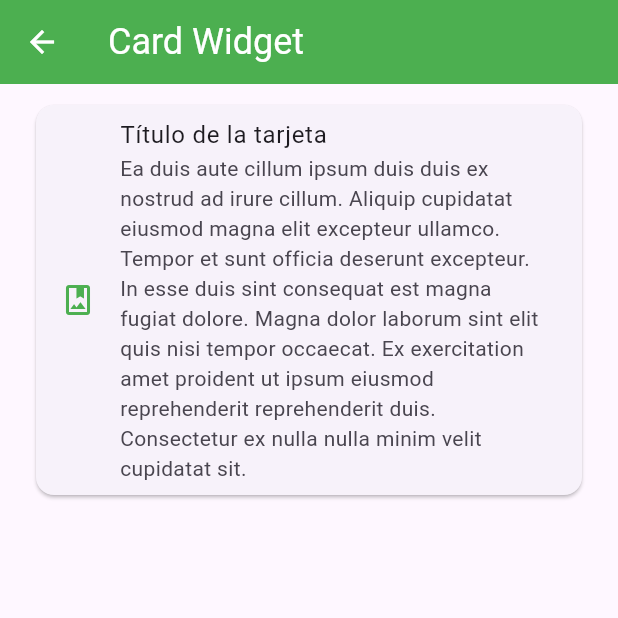
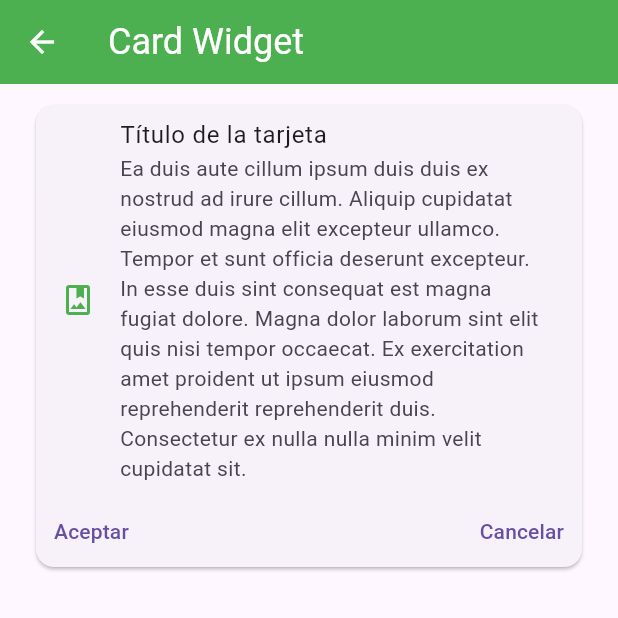
Before and after one commit to htam704/flutter_application_3, a Flutter app: the CardScreen screen opened by its route, on a phone screen of 412 x 824 dp, the top half of it. Run offline on Flutter 3.47's test engine with Material 3 defaults, Android fonts, the phone set to English and light mode, and no system bars.

Commit message:
botones_aceptar_cancelar

```diff
--- a/lib/screens/card_screen.dart
+++ b/lib/screens/card_screen.dart
@@ -1,33 +1,18 @@
-import 'package:flutter_application_3/theme/app_theme.dart';
+import 'package:flutter_application_3/widgets/widgets.dart';
 import 'package:flutter/material.dart';
 
 class CardScreen extends StatelessWidget {
-
   const CardScreen({Key? key}) : super(key: key);
 
   @override
   Widget build(BuildContext context) {
     return Scaffold(
-      appBar: AppBar(
-        title: const Text('Card Widget'),
-      ),
-      body: ListView(
-        padding: const EdgeInsets.symmetric( horizontal: 20, vertical: 10),
-        children: [
-          Card(
-            child: Column(
-              children: [
-                ListTile(
-                  leading: Icon(Icons.photo_album_outlined, color: AppTheme.primary),
-                  title: Text('Título de la tarjeta'),
-                  subtitle: Text('Ea duis aute cillum ipsum duis duis ex nostrud ad irure cillum. Aliquip cupidatat eiusmod magna elit excepteur ullamco. Tempor et sunt officia deserunt excepteur. In esse duis sint consequat est magna fugiat dolore. Magna dolor laborum sint elit quis nisi tempor occaecat. Ex exercitation amet proident ut ipsum eiusmod reprehenderit reprehenderit duis. Consectetur ex nulla nulla minim velit cupidatat sit.'),
-                )
-
-              ],
-            ),
-          )
-        ],
-      )
-    );
+        appBar: AppBar(
+          title: const Text('Card Widget'),
+        ),
+        body: ListView(
+          padding: const EdgeInsets.symmetric(horizontal: 20, vertical: 10),
+          children: [CustomCardTipo1()],
+        ));
   }
 }
--- a/lib/widgets/custom_card_tipo_1.dart
+++ b/lib/widgets/custom_card_tipo_1.dart
@@ -0,0 +1,31 @@
+import 'package:flutter_application_3/theme/app_theme.dart';
+import 'package:flutter/material.dart';
+
+class CustomCardTipo1 extends StatelessWidget {
+  const CustomCardTipo1({
+    super.key,
+  });
+
+  @override
+  Widget build(BuildContext context) {
+    return Card(
+      child: Column(
+        children: [
+          const ListTile(
+            leading: Icon(Icons.photo_album_outlined, color: AppTheme.primary),
+            title: Text('Título de la tarjeta'),
+            subtitle: Text(
+                'Ea duis aute cillum ipsum duis duis ex nostrud ad irure cillum. Aliquip cupidatat eiusmod magna elit excepteur ullamco. Tempor et sunt officia deserunt excepteur. In esse duis sint consequat est magna fugiat dolore. Magna dolor laborum sint elit quis nisi tempor occaecat. Ex exercitation amet proident ut ipsum eiusmod reprehenderit reprehenderit duis. Consectetur ex nulla nulla minim velit cupidatat sit.'),
+          ),
+          Row(
+            mainAxisAlignment: MainAxisAlignment.spaceBetween,
+            children: [
+              TextButton(onPressed: () {}, child: const Text('Aceptar')),
+              TextButton(onPressed: () {}, child: const Text('Cancelar'))
+            ],
+          )
+        ],
+      ),
+    );
+  }
+}
--- a/lib/widgets/widgets.dart
+++ b/lib/widgets/widgets.dart
@@ -0,0 +1 @@
+export 'package:flutter_application_3/widgets/custom_card_tipo_1.dart';
```
Also changed, not shown: lib/screens/home_screen.dart (+6 -9 lines).
